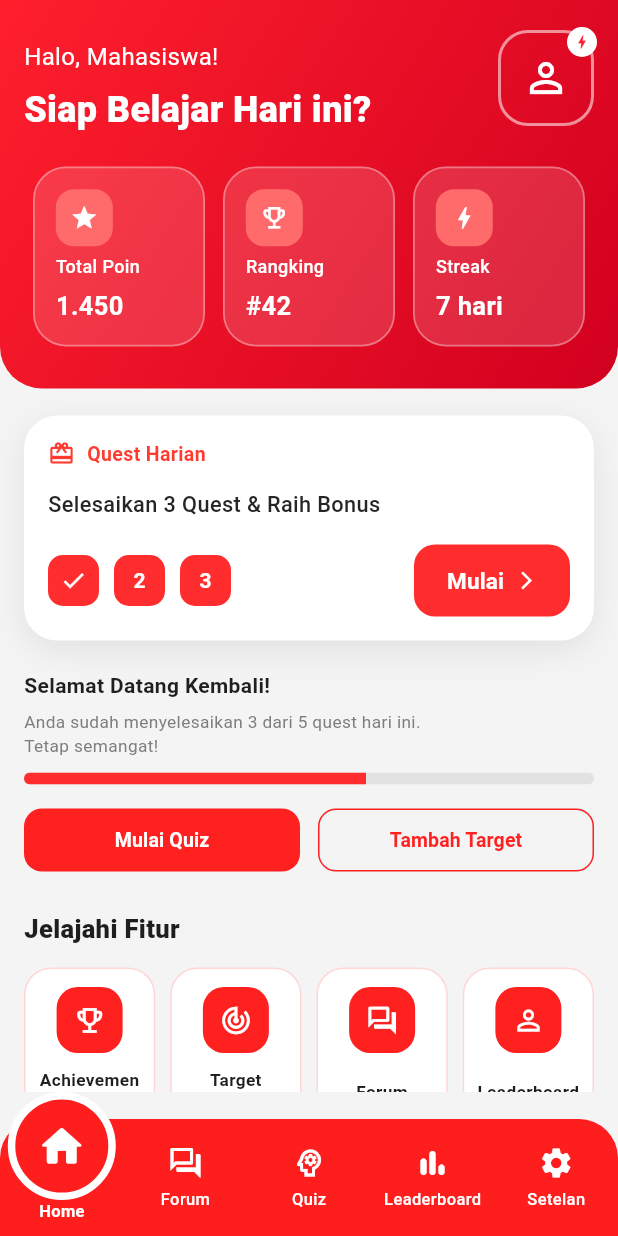
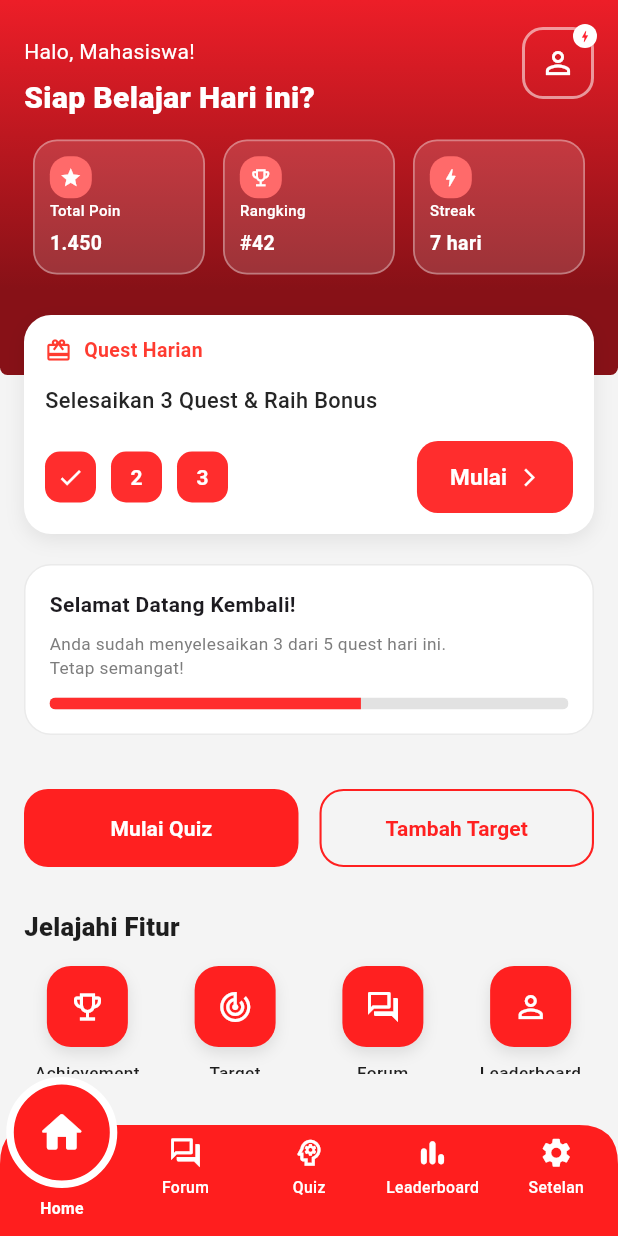
Before and after one commit to Onesiforus-Rade-Putra/mahasiswa_sukses, a Flutter app: the HomePage screen opened directly, on a phone screen of 412 x 824 dp. Run offline on Flutter 3.47's test engine with Material 3 defaults, Android fonts, the phone set to English and light mode, and no system bars; our stand-ins replace shared_preferences; accounts and stored records are empty.

Commit message:
Update home_page header dan navbar

```diff
--- a/lib/views/home/home_page.dart
+++ b/lib/views/home/home_page.dart
@@ -1,5 +1,6 @@
 import 'package:flutter/material.dart';
 import 'package:mahasiswa_sukses/views/widgets/custom_bottom_navbar.dart';
+import 'package:mahasiswa_sukses/views/widgets/header_background.dart';
 
 class HomePage extends StatelessWidget {
   const HomePage({super.key});
@@ -11,12 +12,12 @@
   }) {
     return Expanded(
       child: Container(
-        height: 120,
+        height: 90,
         margin: const EdgeInsets.symmetric(horizontal: 6),
-        padding: const EdgeInsets.all(14),
+        padding: const EdgeInsets.all(10),
         decoration: BoxDecoration(
           color: Colors.white.withOpacity(0.14),
-          borderRadius: BorderRadius.circular(22),
+          borderRadius: BorderRadius.circular(16),
           border: Border.all(
             color: Colors.white.withOpacity(0.35),
             width: 1.2,
@@ -26,20 +27,20 @@
           crossAxisAlignment: CrossAxisAlignment.start,
           children: [
             Container(
-              width: 38,
-              height: 38,
+              width: 28,
+              height: 28,
               decoration: BoxDecoration(
                 color: const Color(0xFFFF6A6A),
                 borderRadius: BorderRadius.circular(12),
               ),
-              child: Icon(icon, color: Colors.white, size: 19),
+              child: Icon(icon, color: Colors.white, size: 15),
             ),
             const Spacer(),
             Text(
               title,
               style: const TextStyle(
                 color: Colors.white,
-                fontSize: 12,
+                fontSize: 10,
                 fontWeight: FontWeight.w500,
               ),
             ),
@@ -48,7 +49,7 @@
               value,
               style: const TextStyle(
                 color: Colors.white,
-                fontSize: 17,
+                fontSize: 13,
                 fontWeight: FontWeight.w700,
               ),
             ),
@@ -62,43 +63,43 @@
     required IconData icon,
     required String title,
   }) {
-    return Container(
-      padding: const EdgeInsets.symmetric(horizontal: 8, vertical: 12),
-      decoration: BoxDecoration(
-        color: Colors.white,
-        borderRadius: BorderRadius.circular(18),
-        border: Border.all(color: const Color(0xFFFFD6D6)),
-      ),
-      child: Column(
-        mainAxisAlignment: MainAxisAlignment.center,
+    return Column(
+      mainAxisSize: MainAxisSize.min,
       children: [
         Container(
-            width: 44,
-            height: 44,
+          width: 54,
+          height: 54,
           decoration: BoxDecoration(
             color: const Color(0xFFFF2020),
-              borderRadius: BorderRadius.circular(14),
+            borderRadius: BorderRadius.circular(16),
+            boxShadow: const [
+              BoxShadow(
+                color: Color(0x1A000000),
+                blurRadius: 8,
+                offset: Offset(0, 4),
               ),
-            child: Icon(icon, color: Colors.white, size: 22),
+            ],
+          ),
+          child: Icon(
+            icon,
+            color: Colors.white,
+            size: 24,
+          ),
         ),
         const SizedBox(height: 10),
-          Expanded(
-            child: Center(
-              child: Text(
+        Text(
           title,
           textAlign: TextAlign.center,
           maxLines: 2,
           overflow: TextOverflow.ellipsis,
           style: const TextStyle(
             fontSize: 11.5,
-                  fontWeight: FontWeight.w600,
+            height: 1.3,
+            fontWeight: FontWeight.w500,
             color: Color(0xFF1E1E1E),
           ),
         ),
-            ),
-          ),
       ],
-      ),
     );
   }
 
@@ -239,23 +240,10 @@
           padding: EdgeInsets.zero,
           child: Column(
             children: [
-              Container(
-                width: double.infinity,
-                padding: const EdgeInsets.fromLTRB(16, 20, 16, 28),
-                decoration: const BoxDecoration(
-                  gradient: LinearGradient(
-                    colors: [
-                      Color(0xFFFF1F2D),
-                      Color(0xFFD1001F),
-                    ],
-                    begin: Alignment.topLeft,
-                    end: Alignment.bottomRight,
-                  ),
-                  borderRadius: BorderRadius.only(
-                    bottomLeft: Radius.circular(28),
-                    bottomRight: Radius.circular(28),
-                  ),
-                ),
+              HeaderBackground(
+                height: 250,
+                child: Padding(
+                  padding: const EdgeInsets.fromLTRB(16, 18, 16, 18),
                   child: Column(
                     children: [
                       Row(
@@ -271,7 +259,7 @@
                                     "Halo, Mahasiswa!",
                                     style: TextStyle(
                                       color: Colors.white,
-                                    fontSize: 16,
+                                      fontSize: 14,
                                       fontWeight: FontWeight.w400,
                                     ),
                                   ),
@@ -280,7 +268,7 @@
                                     "Siap Belajar Hari ini?",
                                     style: TextStyle(
                                       color: Colors.white,
-                                    fontSize: 24,
+                                      fontSize: 20,
                                       height: 1.15,
                                       fontWeight: FontWeight.w800,
                                     ),
@@ -293,27 +281,27 @@
                             clipBehavior: Clip.none,
                             children: [
                               Container(
-                              width: 64,
-                              height: 64,
+                                width: 48,
+                                height: 48,
                                 decoration: BoxDecoration(
                                   border: Border.all(
                                     color: Colors.white.withOpacity(0.55),
                                     width: 2,
                                   ),
-                                borderRadius: BorderRadius.circular(20),
+                                  borderRadius: BorderRadius.circular(14),
                                 ),
                                 child: const Icon(
                                   Icons.person_outline,
                                   color: Colors.white,
-                                size: 32,
+                                  size: 24,
                                 ),
                               ),
                               Positioned(
                                 top: -2,
                                 right: -2,
                                 child: Container(
-                                width: 20,
-                                height: 20,
+                                  width: 16,
+                                  height: 16,
                                   decoration: const BoxDecoration(
                                     color: Colors.white,
                                     shape: BoxShape.circle,
@@ -321,7 +309,7 @@
                                   child: const Center(
                                     child: Icon(
                                       Icons.bolt,
-                                    size: 12,
+                                      size: 10,
                                       color: Color(0xFFFF1F2D),
                                     ),
                                   ),
@@ -331,7 +319,7 @@
                           ),
                         ],
                       ),
-                    const SizedBox(height: 24),
+                      const SizedBox(height: 16),
                       Row(
                         children: [
                           statCard(
@@ -354,23 +342,26 @@
                     ],
                   ),
                 ),
+              ),
               Padding(
-                padding: const EdgeInsets.fromLTRB(16, 18, 16, 120),
+                padding: const EdgeInsets.fromLTRB(16, 0, 16, 120),
                 child: Column(
                   crossAxisAlignment: CrossAxisAlignment.start,
                   children: [
                     // Quest harian
-                    Container(
+                    Transform.translate(
+                      offset: const Offset(0, -40),
+                      child: Container(
                         width: double.infinity,
-                      padding: const EdgeInsets.all(16),
+                        padding: const EdgeInsets.all(14),
                         decoration: BoxDecoration(
                           color: Colors.white,
-                        borderRadius: BorderRadius.circular(22),
+                          borderRadius: BorderRadius.circular(18),
                           boxShadow: const [
                             BoxShadow(
                               color: Color(0x14000000),
-                            blurRadius: 18,
-                            offset: Offset(0, 6),
+                              blurRadius: 10,
+                              offset: Offset(0, 4),
                             ),
                           ],
                         ),
@@ -471,16 +462,29 @@
                           ],
                         ),
                       ),
-                    const SizedBox(height: 20),
+                    ),
+                    const SizedBox(height: 0),
+                    Transform.translate(
+                      offset: const Offset(0, -20),
+                      child: Container(
+                        width: double.infinity,
+                        padding: const EdgeInsets.all(16),
+                        decoration: BoxDecoration(
+                          color: Colors.white,
+                          borderRadius: BorderRadius.circular(18),
+                          border: Border.all(color: const Color(0xFFEAEAEA)),
+                        ),
+                        child: Column(
+                          crossAxisAlignment: CrossAxisAlignment.start,
+                          children: [
                             const Text(
                               "Selamat Datang Kembali!",
                               style: TextStyle(
                                 fontSize: 14,
                                 fontWeight: FontWeight.w700,
-                        color: Color(0xFF1F1F1F),
                               ),
                             ),
-                    const SizedBox(height: 6),
+                            const SizedBox(height: 8),
                             const Text(
                               "Anda sudah menyelesaikan 3 dari 5 quest hari ini.\nTetap semangat!",
                               style: TextStyle(
@@ -489,14 +493,19 @@
                                 color: Color(0xFF7D7D7D),
                               ),
                             ),
-                    const SizedBox(height: 10),
+                            const SizedBox(height: 12),
                             ClipRRect(
                               borderRadius: BorderRadius.circular(12),
                               child: const LinearProgressIndicator(
                                 value: 0.6,
                                 minHeight: 8,
                                 backgroundColor: Color(0xFFE2E2E2),
-                        valueColor: AlwaysStoppedAnimation(Color(0xFFFF2D2D)),
+                                valueColor:
+                                    AlwaysStoppedAnimation(Color(0xFFFF2D2D)),
+                              ),
+                            ),
+                          ],
+                        ),
                       ),
                     ),
                     const SizedBox(height: 16),
@@ -504,7 +513,7 @@
                       children: [
                         Expanded(
                           child: SizedBox(
-                            height: 42,
+                            height: 52,
                             child: ElevatedButton(
                               onPressed: () {},
                               style: ElevatedButton.styleFrom(
@@ -512,38 +521,39 @@
                                 backgroundColor: const Color(0xFFFF2020),
                                 foregroundColor: Colors.white,
                                 shape: RoundedRectangleBorder(
-                                  borderRadius: BorderRadius.circular(12),
+                                  borderRadius: BorderRadius.circular(16),
                                 ),
                               ),
                               child: const Text(
                                 "Mulai Quiz",
                                 style: TextStyle(
-                                  fontSize: 13,
+                                  fontSize: 14,
                                   fontWeight: FontWeight.w700,
                                 ),
                               ),
                             ),
                           ),
                         ),
-                        const SizedBox(width: 12),
+                        const SizedBox(width: 14),
                         Expanded(
                           child: SizedBox(
-                            height: 42,
+                            height: 52,
                             child: OutlinedButton(
                               onPressed: () {},
                               style: OutlinedButton.styleFrom(
                                 foregroundColor: const Color(0xFFFF2020),
                                 side: const BorderSide(
                                   color: Color(0xFFFF2020),
+                                  width: 1.4,
                                 ),
                                 shape: RoundedRectangleBorder(
-                                  borderRadius: BorderRadius.circular(12),
+                                  borderRadius: BorderRadius.circular(16),
                                 ),
                               ),
                               child: const Text(
                                 "Tambah Target",
                                 style: TextStyle(
-                                  fontSize: 13,
+                                  fontSize: 14,
                                   fontWeight: FontWeight.w700,
                                 ),
                               ),
@@ -552,7 +562,7 @@
                         ),
                       ],
                     ),
-                    const SizedBox(height: 26),
+                    const SizedBox(height: 28),
                     const Text(
                       "Jelajahi Fitur",
                       style: TextStyle(
@@ -564,11 +574,11 @@
                     const SizedBox(height: 14),
                     GridView.count(
                       crossAxisCount: 4,
-                      crossAxisSpacing: 10,
-                      mainAxisSpacing: 10,
+                      crossAxisSpacing: 14,
+                      mainAxisSpacing: 14,
                       shrinkWrap: true,
                       physics: const NeverScrollableScrollPhysics(),
-                      childAspectRatio: 0.78,
+                      childAspectRatio: 0.70,
                       children: [
                         featureCard(
                           icon: Icons.emoji_events_outlined,
--- a/lib/views/widgets/custom_bottom_navbar.dart
+++ b/lib/views/widgets/custom_bottom_navbar.dart
@@ -31,42 +31,46 @@
     return SafeArea(
       top: false,
       child: SizedBox(
-        height: 96,
+        height: 108,
         child: LayoutBuilder(
           builder: (context, constraints) {
-            final double totalWidth = constraints.maxWidth;
-            final double itemWidth = totalWidth / 5;
-            final double activeSize = 72;
-            final double activeLeft =
-                (itemWidth * currentIndex) + (itemWidth / 2) - (activeSize / 2);
+            const double sideMargin = 0;
+            const double circleSize = 74;
+            const double circleStroke = 5;
+            const double barHeight = 100;
+
+            final double navWidth = constraints.maxWidth - (sideMargin * 2);
+            final double itemWidth = navWidth / 5;
+            final double circleLeft = sideMargin +
+                (itemWidth * currentIndex) +
+                (itemWidth / 2) -
+                (circleSize / 2);
 
             return Stack(
               clipBehavior: Clip.none,
               children: [
                 Positioned(
-                  left: 0,
-                  right: 0,
+                  left: sideMargin,
+                  right: sideMargin,
                   bottom: 0,
-                  child: Container(
-                    height: 78,
-                    decoration: const BoxDecoration(
-                      color: Color(0xFFFF1E1E),
-                      borderRadius: BorderRadius.only(
-                        topLeft: Radius.circular(26),
-                        topRight: Radius.circular(26),
-                      ),
+                  child: SizedBox(
+                    height: barHeight,
+                    child: CustomPaint(
+                      painter: _NavbarPainter(
+                        activeCenterX:
+                            (itemWidth * currentIndex) + (itemWidth / 2),
                       ),
                       child: Row(
                         children: List.generate(5, (index) {
                           final bool isActive = index == currentIndex;
-
                           return Expanded(
                             child: InkWell(
                               onTap: () => onTap?.call(index),
+                              borderRadius: BorderRadius.circular(20),
                               child: Padding(
                                 padding: EdgeInsets.only(
-                                top: isActive ? 24 : 8,
-                                bottom: 8,
+                                  top: isActive ? 40 : 18,
+                                  bottom: 10,
                                 ),
                                 child: Column(
                                   mainAxisAlignment: MainAxisAlignment.center,
@@ -75,19 +79,23 @@
                                       Icon(
                                         _icons[index],
                                         color: Colors.white,
-                                      size: 24,
+                                        size: 23,
                                       )
                                     else
-                                    const SizedBox(height: 24),
+                                      const SizedBox(height: 30),
                                     const SizedBox(height: 4),
-                                  Text(
+                                    FittedBox(
+                                      fit: BoxFit.scaleDown,
+                                      child: Text(
                                         _labels[index],
+                                        maxLines: 1,
                                         style: TextStyle(
                                           color: Colors.white,
-                                      fontSize: 11,
+                                          fontSize: 10.5,
                                           fontWeight: isActive
                                               ? FontWeight.w700
                                               : FontWeight.w500,
+                                        ),
                                       ),
                                     ),
                                   ],
@@ -99,22 +107,23 @@
                       ),
                     ),
                   ),
+                ),
                 AnimatedPositioned(
                   duration: const Duration(milliseconds: 220),
                   curve: Curves.easeInOut,
-                  left: activeLeft,
-                  top: 0,
+                  left: circleLeft,
+                  top: 2,
                   child: GestureDetector(
                     onTap: () => onTap?.call(currentIndex),
                     child: Container(
-                      width: activeSize,
-                      height: activeSize,
+                      width: circleSize,
+                      height: circleSize,
                       decoration: BoxDecoration(
                         color: const Color(0xFFFF1E1E),
                         shape: BoxShape.circle,
                         border: Border.all(
                           color: Colors.white,
-                          width: 5,
+                          width: circleStroke,
                         ),
                       ),
                       child: Icon(
@@ -133,3 +142,60 @@
     );
   }
 }
+
+class _NavbarPainter extends CustomPainter {
+  final double activeCenterX;
+
+  _NavbarPainter({
+    required this.activeCenterX,
+  });
+
+  @override
+  void paint(Canvas canvas, Size size) {
+    const Color red = Color(0xFFFF1E1E);
+    const double radius = 26;
+    const double topY = 26;
+    const double shoulderWidth = 30;
+    const double liftHeight = 16;
+
+    final paint = Paint()
+      ..color = red
+      ..style = PaintingStyle.fill;
+
+    final double leftCurveStart = activeCenterX - shoulderWidth;
+    final double rightCurveEnd = activeCenterX + shoulderWidth;
+
+    final path = Path()
+      ..moveTo(0, topY + radius)
+      ..quadraticBezierTo(0, topY, radius, topY)
+      ..lineTo(leftCurveStart, topY)
+      ..cubicTo(
+        leftCurveStart + 10,
+        topY,
+        activeCenterX - 18,
+        topY - liftHeight,
+        activeCenterX,
+        topY - liftHeight,
+      )
+      ..cubicTo(
+        activeCenterX + 18,
+        topY - liftHeight,
+        rightCurveEnd - 10,
+        topY,
+        rightCurveEnd,
+        topY,
+      )
+      ..lineTo(size.width - radius, topY)
+      ..quadraticBezierTo(size.width, topY, size.width, topY + radius)
+      ..lineTo(size.width, size.height)
+      ..lineTo(0, size.height)
+      ..close();
+
+    canvas.drawPath(path, paint);
+  }
+
+  @override
+  bool shouldRepaint(covariant _NavbarPainter oldDelegate) {
+    return oldDelegate.activeCenterX != activeCenterX;
+  }
+}
--- /dev/null
+++ b/lib/views/widgets/header_background.dart
@@ -0,0 +1,36 @@
+import 'package:flutter/material.dart';
+
+class HeaderBackground extends StatelessWidget {
+  final double height;
+  final Widget? child;
+
+  const HeaderBackground({
+    super.key,
+    this.height = 280,
+    this.child,
+  });
+
+  @override
+  Widget build(BuildContext context) {
+    return Container(
+      height: height,
+      width: double.infinity,
+      decoration: const BoxDecoration(
+        gradient: LinearGradient(
+          begin: Alignment.topCenter,
+          end: Alignment.bottomCenter,
+          stops: [0.0, 0.77],
+          colors: [
+            Color(0xFFED1E28),
+            Color(0xFF871117),
+          ],
+        ),
+        borderRadius: BorderRadius.only(
+          bottomLeft: Radius.circular(5),
+          bottomRight: Radius.circular(5),
+        ),
+      ),
+      child: child,
+    );
+  }
+}
```
Lines whose indentation alone changed are shown as unchanged.
